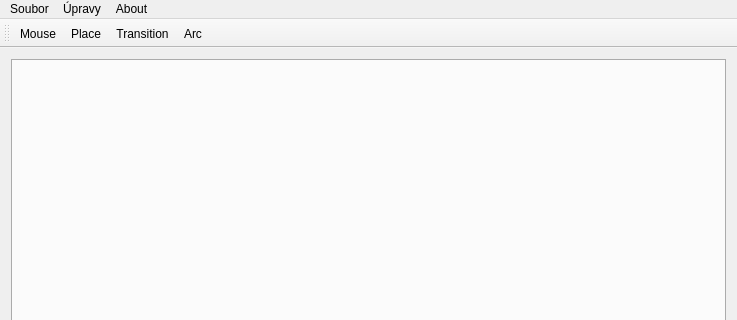
Qt form src/pn/mainwindow.ui (Artimi/icp_pn) before a commit; both pictures show x 0 to 737 and y 0 to 320 of the 737 by 461 pixel window.
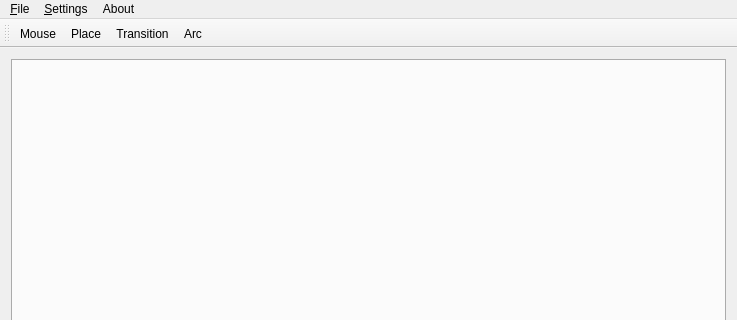
The same form after that commit.

Diff of the .ui file:
```diff
--- a/src/pn/mainwindow.ui
+++ b/src/pn/mainwindow.ui
@@ -38,7 +38,7 @@
    </property>
    <widget class="QMenu" name="menuSoubor">
     <property name="title">
-     <string>Soubor</string>
+     <string>&amp;File</string>
     </property>
     <addaction name="actionNov"/>
     <addaction name="actionNovakarta"/>
@@ -53,7 +53,7 @@
    </widget>
    <widget class="QMenu" name="menuNastaven">
     <property name="title">
-     <string>Úpravy</string>
+     <string>&amp;Settings</string>
     </property>
     <addaction name="actionZp_t"/>
     <addaction name="actionVp_ed"/>
```
Left out of the diff: 87 changed lines with no effect on the pictures.
